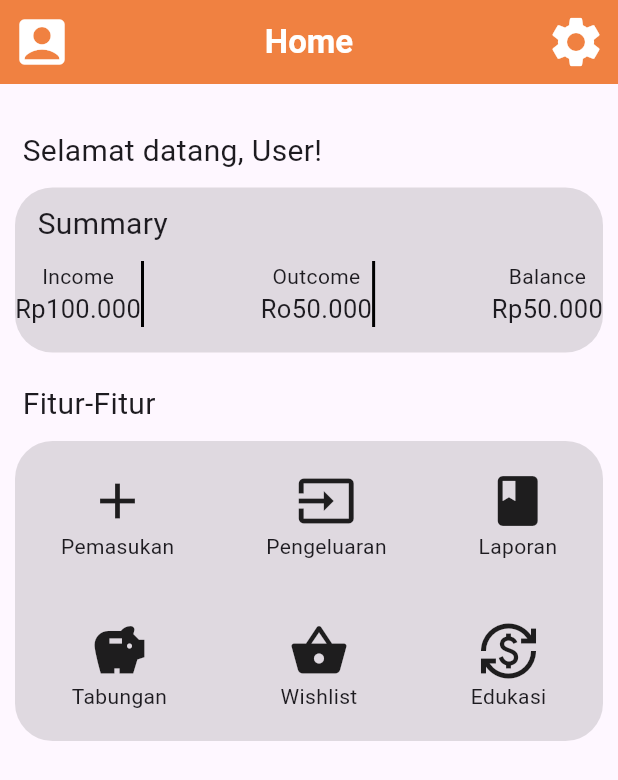
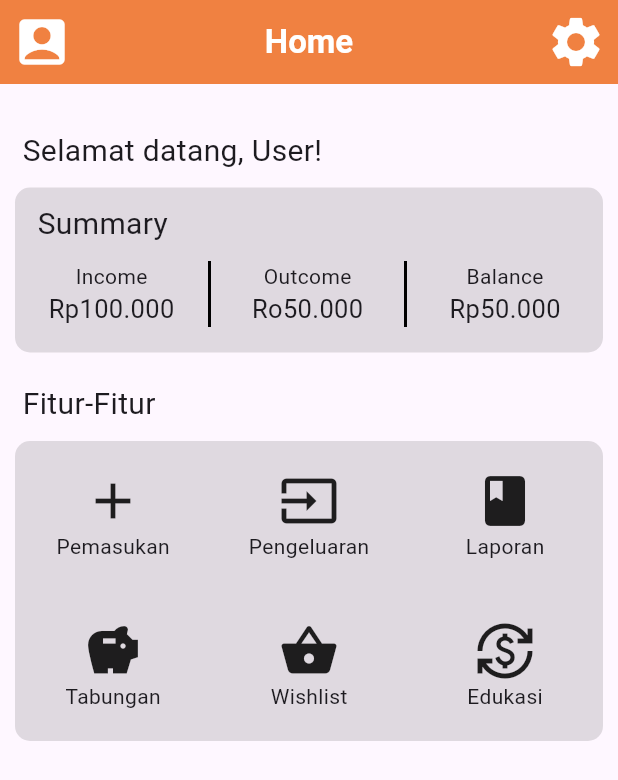
Before and after one commit to PPiR0604/Budgeter, a Flutter app: the HomePage screen opened directly, on a phone screen of 412 x 824 dp. Shown: the top 780 px of the screen. Run offline on Flutter 3.47's test engine with Material 3 defaults, Android fonts, the light colour scheme and no system bars.

Commit message:
Penambahan Class file report yang berisi class ReportPage. Perubahan pada HomePage. Penambahan class Pemasukan sebagai entitas (Sementara)

```diff
--- a/lib/Home.dart
+++ b/lib/Home.dart
@@ -1,16 +1,15 @@
+import 'package:budgeter/Report.dart';
 import 'package:flutter/material.dart';
 
 class HomePage extends StatelessWidget {
-  @override
-  // TODO: implement key
-  Key? get key => super.key;
+  const HomePage({super.key});
 
   @override
   Widget build(BuildContext context) {
     return Scaffold(
         appBar: AppBar(
           backgroundColor: const Color.fromARGB(255, 240, 129, 65),
-          title: Text(
+          title: const Text(
             "Home",
             style: TextStyle(fontWeight: FontWeight.bold, color: Colors.white),
           ),
@@ -44,10 +43,10 @@ class HomePage extends StatelessWidget {
           ),
           const Padding(padding: EdgeInsets.only(top: 10)),
           Container(
-            margin: EdgeInsets.only(left: 10, right: 10),
+            margin: const EdgeInsets.only(left: 10, right: 10),
             height: 110,
             decoration: BoxDecoration(
-              borderRadius: BorderRadius.circular(25),
+              borderRadius: BorderRadius.circular(10),
               color: Colors.black12,
             ),
             child: summary_(),
@@ -63,23 +62,25 @@ class HomePage extends StatelessWidget {
             ],
           ),
           const Padding(padding: EdgeInsets.only(top: 10)),
-          menuBar()
+          menuBar(context),
         ]));
   }
 
-  Container menuBar() {
+  Container menuBar(BuildContext context) {
     return Container(
-        margin: EdgeInsets.only(left: 10, right: 10),
+        margin: const EdgeInsets.only(left: 10, right: 10),
         height: 200,
         decoration: BoxDecoration(
-            color: Colors.black12, borderRadius: BorderRadius.circular(25)),
-        child: const Column(
-            mainAxisAlignment: MainAxisAlignment.spaceAround,
-            children: [
+            color: Colors.black12, borderRadius: BorderRadius.circular(10)),
+        child:
+            Column(mainAxisAlignment: MainAxisAlignment.spaceAround, children: [
           Row(
             mainAxisAlignment: MainAxisAlignment.spaceAround,
             children: [
-                  Column(
+              Expanded(
+                child: InkWell(
+                  onTap: () {},
+                  child: const Column(
                     children: [
                       Icon(
                         Icons.add,
@@ -88,7 +89,10 @@ class HomePage extends StatelessWidget {
                       Text("Pemasukan")
                     ],
                   ),
-                  Column(
+                ),
+              ),
+              const Expanded(
+                child: Column(
                   children: [
                     Icon(
                       Icons.input,
@@ -97,7 +101,14 @@ class HomePage extends StatelessWidget {
                     Text("Pengeluaran")
                   ],
                 ),
-                  Column(
+              ),
+              Expanded(
+                child: InkWell(
+                  onTap: () {
+                    Navigator.push(context,
+                        MaterialPageRoute(builder: (context) => ReportPage()));
+                  },
+                  child: const Column(
                     children: [
                       Icon(
                         Icons.book,
@@ -105,13 +116,18 @@ class HomePage extends StatelessWidget {
                       ),
                       Text("Laporan")
                     ],
+                  ),
+                ),
               )
             ],
           ),
           Row(
             mainAxisAlignment: MainAxisAlignment.spaceAround,
             children: [
-                  Column(
+              Expanded(
+                child: InkWell(
+                  onTap: () {},
+                  child: const Column(
                     children: [
                       Icon(
                         Icons.savings,
@@ -120,7 +136,10 @@ class HomePage extends StatelessWidget {
                       Text("Tabungan")
                     ],
                   ),
-                  Column(
+                ),
+              ),
+              Expanded(
+                child: const Column(
                   children: [
                     Icon(
                       Icons.shopping_basket,
@@ -129,7 +148,9 @@ class HomePage extends StatelessWidget {
                     Text("Wishlist")
                   ],
                 ),
-                  Column(
+              ),
+              Expanded(
+                child: const Column(
                   children: [
                     Icon(
                       Icons.currency_exchange,
@@ -137,6 +158,7 @@ class HomePage extends StatelessWidget {
                     ),
                     Text("Edukasi")
                   ],
+                ),
               )
             ],
           ),
@@ -157,9 +179,10 @@ class HomePage extends StatelessWidget {
           ],
         ),
         const Padding(padding: EdgeInsets.only(top: 10)),
-        Row(mainAxisAlignment: MainAxisAlignment.spaceBetween, children: [
-          Container(
-            decoration: BoxDecoration(
+        Row(mainAxisSize: MainAxisSize.min, children: [
+          Expanded(
+            child: Container(
+              decoration: const BoxDecoration(
                   border:
                       Border(right: BorderSide(color: Colors.black, width: 2))),
               child: const Column(
@@ -173,8 +196,10 @@ class HomePage extends StatelessWidget {
                 ],
               ),
             ),
-          Container(
-            decoration: BoxDecoration(
+          ),
+          Expanded(
+              child: Container(
+            decoration: const BoxDecoration(
                 border:
                     Border(right: BorderSide(color: Colors.black, width: 2))),
             child: const Column(
@@ -187,8 +212,9 @@ class HomePage extends StatelessWidget {
                 ),
               ],
             ),
-          ),
-          Container(
+          )),
+          Expanded(
+            child: Container(
                 child: const Column(
               crossAxisAlignment: CrossAxisAlignment.center,
               children: [
@@ -198,7 +224,7 @@ class HomePage extends StatelessWidget {
                   style: TextStyle(fontSize: 17),
                 ),
               ],
-            ),
+            )),
           )
         ])
       ],
--- a/lib/main.dart
+++ b/lib/main.dart
@@ -112,7 +112,7 @@ class LoginPage extends StatelessWidget {
 }
 
 class RegisterPage extends StatelessWidget {
-  RegisterPage({super.key});
+  const RegisterPage({super.key});
   @override
   Widget build(BuildContext context) {
     return Scaffold(
```
Also changed, not shown: lib/Entitas/Pemasukan.dart (added, +27 -0 lines), lib/Report.dart (added, +397 -0 lines). Lines whose indentation alone changed are shown as unchanged.
